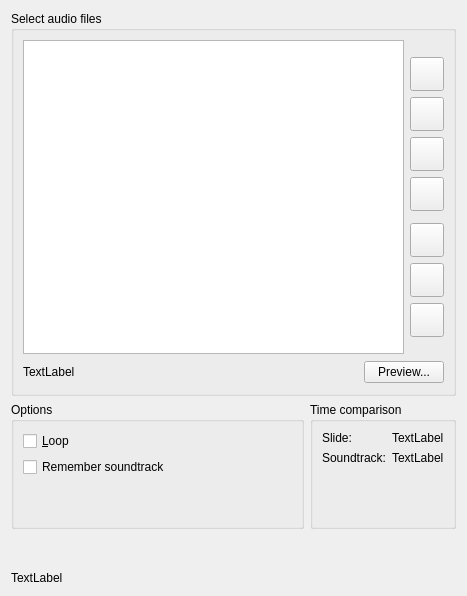
Old version of the form advancedslideshow/soundtrackdialog.ui in the repository KDE/kipi-plugins.
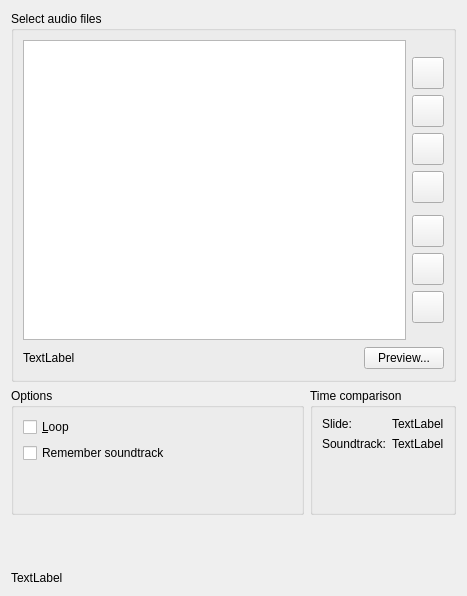
New version of the form. Custom widgets are drawn as their Qt base class.

Commit message: Resize buttons in the soundtrackdialog to match the control buttons from the ImagesList widget

```diff
--- a/advancedslideshow/soundtrackdialog.ui
+++ b/advancedslideshow/soundtrackdialog.ui
@@ -56,14 +56,14 @@
             </property>
             <property name="minimumSize">
              <size>
-              <width>34</width>
-              <height>34</height>
+              <width>32</width>
+              <height>32</height>
              </size>
             </property>
             <property name="maximumSize">
              <size>
-              <width>34</width>
-              <height>34</height>
+              <width>32</width>
+              <height>32</height>
              </size>
             </property>
             <property name="sizeIncrement">
@@ -90,14 +90,14 @@
             </property>
             <property name="minimumSize">
              <size>
-              <width>34</width>
-              <height>34</height>
+              <width>32</width>
+              <height>32</height>
              </size>
             </property>
             <property name="maximumSize">
              <size>
-              <width>34</width>
-              <height>34</height>
+              <width>32</width>
+              <height>32</height>
              </size>
             </property>
             <property name="whatsThis">
@@ -118,14 +118,14 @@
             </property>
             <property name="minimumSize">
              <size>
-              <width>34</width>
-              <height>34</height>
+              <width>32</width>
+              <height>32</height>
              </size>
             </property>
             <property name="maximumSize">
              <size>
-              <width>34</width>
-              <height>34</height>
+              <width>32</width>
+              <height>32</height>
              </size>
             </property>
             <property name="whatsThis">
@@ -146,14 +146,14 @@
             </property>
             <property name="minimumSize">
              <size>
-              <width>34</width>
-              <height>34</height>
+              <width>32</width>
+              <height>32</height>
              </size>
             </property>
             <property name="maximumSize">
              <size>
-              <width>34</width>
-              <height>34</height>
+              <width>32</width>
+              <height>32</height>
              </size>
             </property>
             <property name="whatsThis">
@@ -177,14 +177,14 @@
             </property>
             <property name="minimumSize">
              <size>
-              <width>34</width>
-              <height>34</height>
+              <width>32</width>
+              <height>32</height>
              </size>
             </property>
             <property name="maximumSize">
              <size>
-              <width>34</width>
-              <height>34</height>
+              <width>32</width>
+              <height>32</height>
              </size>
             </property>
             <property name="whatsThis">
@@ -205,14 +205,14 @@
             </property>
             <property name="minimumSize">
              <size>
-              <width>34</width>
-              <height>34</height>
+              <width>32</width>
+              <height>32</height>
              </size>
             </property>
             <property name="maximumSize">
              <size>
-              <width>34</width>
-              <height>34</height>
+              <width>32</width>
+              <height>32</height>
              </size>
             </property>
             <property name="whatsThis">
@@ -233,14 +233,14 @@
             </property>
             <property name="minimumSize">
              <size>
-              <width>34</width>
-              <height>34</height>
+              <width>32</width>
+              <height>32</height>
              </size>
             </property>
             <property name="maximumSize">
              <size>
-              <width>34</width>
-              <height>34</height>
+              <width>32</width>
+              <height>32</height>
              </size>
             </property>
             <property name="whatsThis">
```
